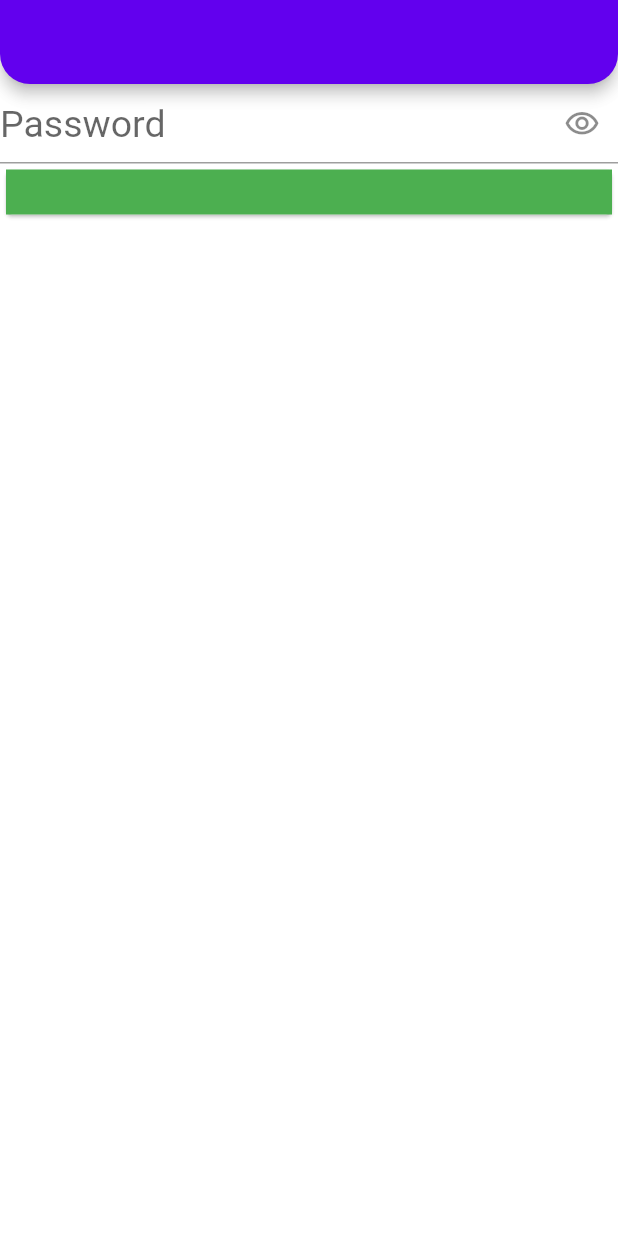
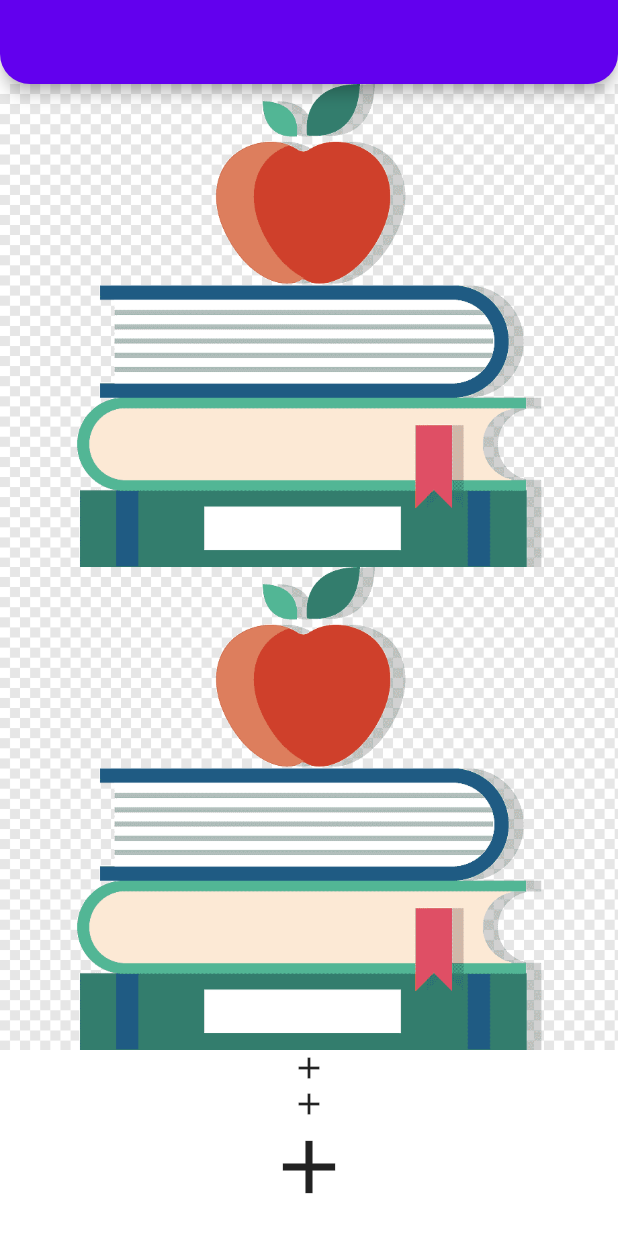
Before and after one commit to flutter-preview/ChosWhy-flutter-lessons, a Flutter app: the screen it shows after launch, on a phone screen of 412 x 824 dp. Shown: the top 1233 px of the screen. Run offline on Flutter 3.47's test engine with Material 2 defaults, Android fonts, the light colour scheme and no system bars; our stand-ins replace dio, flutter_spinkit.

Commit message:
lessons added

```diff
--- /dev/null
+++ b/lib/202/image_learn_202.dart
@@ -0,0 +1,85 @@
+import 'package:flutter/material.dart';
+
+class ImageLearn202 extends StatefulWidget {
+  const ImageLearn202({Key? key}) : super(key: key);
+
+  @override
+  State<ImageLearn202> createState() => _ImageLearn202State();
+}
+
+class _ImageLearn202State extends State<ImageLearn202> {
+  @override
+  Widget build(BuildContext context) {
+    return Scaffold(
+      appBar: AppBar(),
+      body: ListView(
+        children: [
+          Image.asset(ImagePaths.applewithbook.path()),
+          ///toWidget companenti
+          ImagePaths.applewithbook.toWidget(), //bunu bu sekilde de kullanımı mevcut
+
+          //Icons
+          Icon(IconPaths.add.path()),
+          IconPaths.add.toWidget(),
+          IconPaths.add.toWidgetWithSizes(size: 60),
+        ],
+      ), //bunu da bu sekilde entegre ederek daha temiz kod yazmıs oluyoruz
+    );
+  }
+}
+enum IconPaths{
+  add,
+}
+extension IconPathsExtension on IconPaths{
+  IconData path(){
+    return Icons.add;
+  }
+
+  Widget toWidget(){
+    return Icon(path());
+  }
+
+  Widget toWidgetWithSizes({double size = 35}){
+    return Icon(path(),size: size,);
+  }
+}
+
+enum ImagePaths{
+  applewithbook,
+}
+extension ImagePathsExtension on ImagePaths{
+  String path(){
+    return "assets/images/$name.png";
+  }
+
+  Widget toWidget(){
+    return Image.asset(path()); // yine bu kullanım da olabilir
+  }
+
+  Widget toWidgetWithSize({double? width,double height = 100}){
+    return Image.asset(path(),height: height,width: width,);
+  }
+}
+
+
+
+///şimdi bu image ekleme yönteminde biz normal sekilde bu sekilde ekliyerek kullanabiliyoruz
+///bu eklemenın bi üst seviyesi class olusturarak eklemek oluyoruz bunu kullanabiliriz
+///ama bunu bir tık daha iyi kullanım da enum kullanarak ypamaktır
+///
+/// peki bunu ekledik de nasıl kullanıcaz? extension ekliyerek kullanıcaz
+/// burda extension ile bak best practice bunu bu sekilde kullanabilirz burdaki name ile ben
+/// enumdaki degeri alabiliyorum!
+///
+/// tabi diger şekillerde ekleme kısımlarını da koyabilirsin arttırabilirsin extension içerisinde orası
+/// bize kalmıs bişey
+///
+/// yine sunu da yapabiliriz bak widget olarka döndürmesini
+/// bunu yaparak sadece enum içerisinde tüm imagelerini yönetiyo olucaksın ama burda dikkat etmen gerekn bi kısım var
+/// oda enuma yazarken ifadeyi senin image dosyanın adını aynı yazman gerekiyor cunku o dosya adını alıp
+/// patha atıyosun buna dikkat!!!
+///
+/// peki ben width height vermek istiyorum diyosan propertyi atıcaksın knk
+///
+/// burda su var yine ımageleri ayarladıgımız gibi iconları da enumlarla best practice ayarlıyaibliyoruz
+/// bunu da biz yapalım!!!!
--- /dev/null
+++ b/lib/animated_learn_view.dart
@@ -0,0 +1 @@
+///knk burda kaldık!
--- a/lib/main.dart
+++ b/lib/main.dart
@@ -17,6 +17,7 @@ import 'package:lessonone/demos/color_demos_view.dart';
 import 'package:lessonone/demos/color_life_cycle.dart';
 import '101/color_learn.dart';
 import '202/deneme_view.dart';
+import '202/image_learn_202.dart';
 import '202/package_learn_view.dart';
 import '202/service/service_learn_view_advance.dart';
 import '202/theme_learn_view.dart';
@@ -97,7 +98,7 @@ class Main extends StatelessWidget {
         )
       ),
        */
-      home: const WidgetSizeEnumLearnView(),
+      home: const ImageLearn202(),
       debugShowCheckedModeBanner: false,
     );
   }
```
